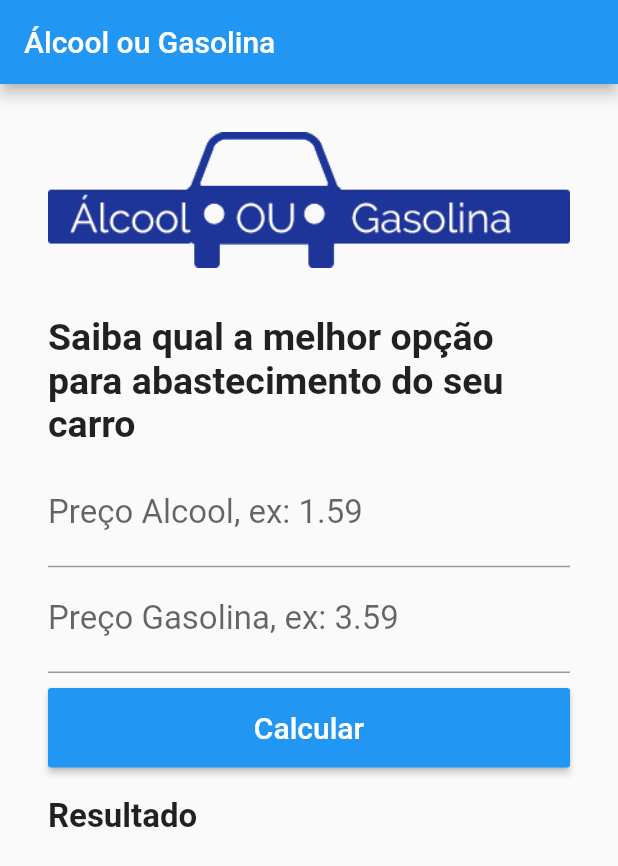
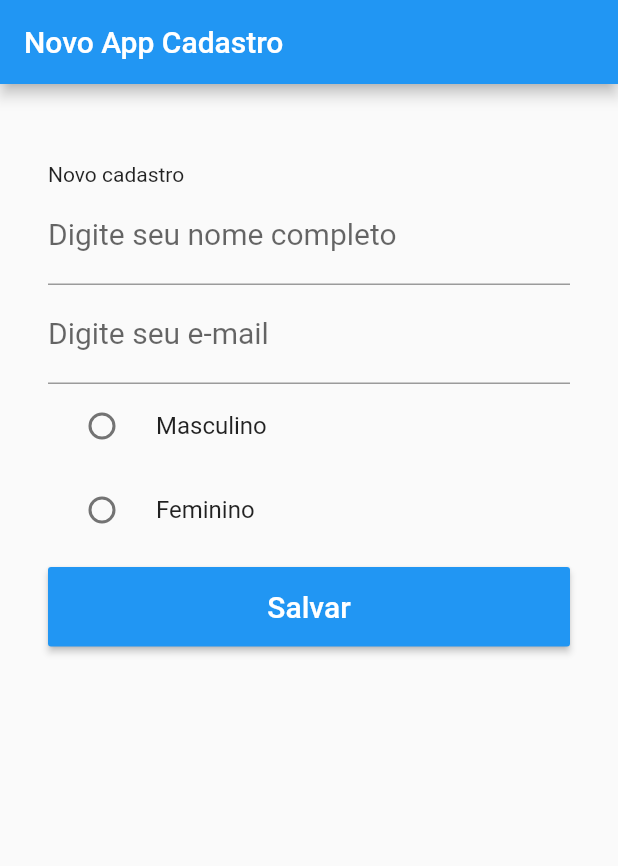
Before and after one commit to daniellegmborges/cursoUdemy, a Flutter app: the screen it shows after launch, on a phone screen of 412 x 824 dp. Shown: the top 866 px of the screen. Run offline on Flutter 3.47's test engine with Material 2 defaults, Android fonts, the phone set to English and light mode, and no system bars.

Commit message:
Inclusao das aulas 69 a 75

```diff
--- a/lib/main.dart
+++ b/lib/main.dart
@@ -1,8 +1,8 @@
 import 'package:flutter/material.dart';
-import 'package:test1/src/app_aula71_alcoolOuGasolina.dart'; //para rodar no app, alterar para qual aula deve ser lida
+import 'package:test1/src/app_aula74a75_login.dart'; //para rodar no app, alterar para qual aula deve ser lida
 
 void main () {
   runApp(
-    const AppAula71(), //para rodar no app, alterar para qual aula deve ser lida
+    const AppAula74(), //para rodar no app, alterar para qual aula deve ser lida
   );
 }
--- a/lib/src/app_aula66_frasesDoDia.dart
+++ b/lib/src/app_aula66_frasesDoDia.dart
@@ -23,6 +23,7 @@ class Home extends StatefulWidget {
 
 class _HomeState extends State<Home> {
 
+
   var _frases = [
     "Sou apenas um pequeno planeta que se perde diariamente em todo o seu universo.",
     "Novas amizades serão sempre bem-vindas para darem cor e alegria ao meu dia a dia.",
@@ -32,6 +33,7 @@ class _HomeState extends State<Home> {
 
   var _fraseGerada = "Clique abaixo para gerar uma frase!";
 
+
   void _gerarFrase(){
 
     // 0, 1 , 2, 3
@@ -40,7 +42,6 @@ class _HomeState extends State<Home> {
     setState(() {
       _fraseGerada = _frases[ numeroSorteado ];
     });
-
   }
 
   @override
--- /dev/null
+++ b/lib/src/app_aula74a75_login.dart
@@ -0,0 +1,127 @@
+import 'package:flutter/material.dart';
+
+class AppAula74 extends StatelessWidget {
+  const AppAula74({Key? key}) : super(key: key);
+
+  @override
+  Widget build(BuildContext context) {
+    return MaterialApp(
+
+    debugShowCheckedModeBanner: false,
+    home: Home(),
+  );
+}
+}
+
+class Home extends StatefulWidget {
+  @override
+  _HomeState createState() => _HomeState();
+}
+
+
+class _HomeState extends State<Home> {
+
+  TextEditingController _controllerNomeCompleto = TextEditingController();
+  TextEditingController _controllerEmail = TextEditingController();
+
+  var _escolhaUsuario = "";
+
+  @override
+  Widget build(BuildContext context) {
+    return Scaffold(
+      appBar: AppBar(
+        title: Text(
+          "Novo App Cadastro",
+        ),
+        backgroundColor: Colors.blue,
+      ),
+
+
+      body: Container(
+        child: SingleChildScrollView( //para poder rolar/scroll a tela do app
+          padding: EdgeInsets.all(32),
+          child: Column(
+            crossAxisAlignment: CrossAxisAlignment.stretch, //para o conteudo ocupar toda a tela de forma esticada
+
+
+            children: <Widget>[
+              Padding(
+                padding: EdgeInsets.only(top: 20),
+                child: Text (
+                  "Novo cadastro",
+                ),
+              ),
+
+
+              TextField(
+                keyboardType: TextInputType.name,
+                decoration: InputDecoration(
+                    labelText: "Digite seu nome completo"
+                ),
+                style: TextStyle(
+                    fontSize: 20,
+                    color: Colors.black
+                ),
+                controller: _controllerNomeCompleto, //para capturar o que o usuario digitou
+              ),
+
+
+              TextField(
+                keyboardType: TextInputType.emailAddress,
+                decoration: InputDecoration(
+                    labelText: "Digite seu e-mail"
+                ),
+                style: TextStyle(
+                    fontSize: 20
+                ),
+                controller: _controllerEmail, //para capturar o que o usuario digitou
+              ),
+
+
+              RadioListTile(
+              title: Text("Masculino") ,
+                value: 1,
+                groupValue: _escolhaUsuario,
+                onChanged: (var escolha){
+                  setState(() {
+                  });
+                }
+              ),
+
+
+
+              RadioListTile(
+              title: Text("Feminino") ,
+                value: 2,
+                groupValue: _escolhaUsuario,
+                onChanged: (var escolha){
+                  setState(() {
+                  });
+                }
+              ),
+
+
+              Padding(
+                padding: EdgeInsets.only(top: 10),
+                child: RaisedButton(
+                    color: Colors.blue,
+                    textColor: Colors.white,
+                    padding: EdgeInsets.all(15),
+                    child: Text(
+                      "Salvar",
+                      style: TextStyle(
+                          fontSize: 20
+                      ),
+                    ),
+                    onPressed: (){}
+                ),
+              ),
+
+
+            ],
+          ),
+        ),
+      ),
+    );
+  }
+}
--- a/lib/src/app_aula71_alcoolOuGasolina.dart
+++ b/lib/src/copy.dart
@@ -23,6 +23,48 @@ class _HomeState extends State<Home> {
 
   TextEditingController _controllerAlcool = TextEditingController();
   TextEditingController _controllerGasolina = TextEditingController();
+  String _textoResultado = "";
+
+
+  void _limparCampos(){
+    _controllerAlcool.text = "";
+    _controllerGasolina.text = "";
+  }
+
+
+  void _calcular(){
+
+    double? precoAlcool = double.tryParse( _controllerAlcool.text );
+    double? precoGasolina = double.tryParse( _controllerGasolina.text );
+
+      if (precoAlcool == null || precoGasolina == null){
+        setState(() {
+          _textoResultado = "Número inválido, digite números maiores que 0 e utilizando (.)";
+        });
+      }else{
+
+
+      //Se o preço do álcool divido pelo preço da gasolina for >= a 0.7 é melhor abastecer com gasolina, senão é melhor utilizar álcool
+
+
+        if ( (precoAlcool/precoGasolina) >=0.7 ) {
+          setState(() {
+            _textoResultado = "Melhor abastecer com gasolina";
+          });
+
+        }else{
+          setState(() {
+            _textoResultado = "Melhor abastecer com alcool";
+          });
+        }
+
+        _limparCampos();
+
+      }
+  }
+
+
+
 
   @override
   Widget build(BuildContext context) {
@@ -31,16 +73,21 @@ class _HomeState extends State<Home> {
         title: Text("Álcool ou Gasolina"),
         backgroundColor: Colors.blue,
       ),
+
+
       body: Container(
-        child: SingleChildScrollView(
+        child: SingleChildScrollView( //para poder rolar/scroll a tela do app
           padding: EdgeInsets.all(32),
           child: Column(
-            crossAxisAlignment: CrossAxisAlignment.stretch,
+            crossAxisAlignment: CrossAxisAlignment.stretch, //para o conteudo ocupar toda a tela de forma esticada
+
+
             children: <Widget>[
               Padding(
                 padding: EdgeInsets.only(bottom: 32),
                 child: Image.asset("images/logoAlcoolOuGasolina.png"),
               ),
+
               Padding(
                 padding: EdgeInsets.only(bottom: 10),
                 child: Text(
@@ -51,6 +98,7 @@ class _HomeState extends State<Home> {
                   ),
                 ),
               ),
+
               TextField(
                 keyboardType: TextInputType.number,
                 decoration: InputDecoration(
@@ -59,8 +107,10 @@ class _HomeState extends State<Home> {
                 style: TextStyle(
                     fontSize: 22
                 ),
-                controller: _controllerAlcool,
+                controller: _controllerAlcool, //para capturar o que o usuario digitou
               ),
+
+
               TextField(
                 keyboardType: TextInputType.number,
                 decoration: InputDecoration(
@@ -69,8 +119,9 @@ class _HomeState extends State<Home> {
                 style: TextStyle(
                     fontSize: 22
                 ),
-                controller: _controllerGasolina,
+                controller: _controllerGasolina, //para capturar o que o usuario digitou
               ),
+
               Padding(
                 padding: EdgeInsets.only(top: 10),
                 child: RaisedButton(
@@ -86,10 +137,11 @@ class _HomeState extends State<Home> {
                     onPressed: (){}
                 ),
               ),
+
               Padding(
-                padding: EdgeInsets.only(top: 20),
+                padding: EdgeInsets.only(top: 40),
                 child: Text(
-                  "Resultado",
+                  "Resutado" + _textoResultado,
                   style: TextStyle(
                       fontSize: 22,
                       fontWeight: FontWeight.bold
--- a/pubspec.yaml
+++ b/pubspec.yaml
@@ -35,6 +35,8 @@ dependencies:
   # Use with the CupertinoIcons class for iOS style icons.
   cupertino_icons: ^1.0.2
 
+  font_awesome_flutter: ^10.1.0
+
 dev_dependencies:
   flutter_test:
     sdk: flutter
```
Also changed, not shown: lib/src/app_aula71a73_alcoolOuGasolina.dart (added, +161 -0 lines), pubspec.lock.
